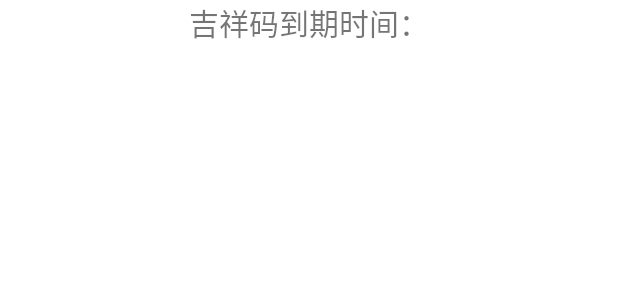
After one commit to liujiaqi7998/jxqrcode, an Android app: the layout lock_code.xml on its own in the app's theme, with its tools: preview values and no code run, on a phone screen of 412 x 824 dp. The commit adds this screen. Shown: the top 300 px of the screen. Run offline under Robolectric (Android 15) with nearby library versions, the phone set to English and light mode, and no system bars.

Commit message:
Revert "优化小部件界面，添加申请后台权限功能，添加对自动更新服务的检测"
This reverts commit 67290e54658c787f3faa89ece5d7e74a56e6772b.

```diff
--- a/app/build.gradle
+++ b/app/build.gradle
@@ -29,10 +29,6 @@ android {
 }
 
 dependencies {
-
-    // 权限请求框架：https://github.com/getActivity/XXPermissions
-    implementation 'com.github.getActivity:XXPermissions:13.6'
-
     compileOnly 'de.robv.android.xposed:api:82'
     compileOnly 'de.robv.android.xposed:api:82:sources'
 
--- a/app/src/main/AndroidManifest.xml
+++ b/app/src/main/AndroidManifest.xml
@@ -8,11 +8,8 @@
     <uses-permission android:name="android.permission.FOREGROUND_SERVICE"/>
 
     <!--Android Q之后不需要存储权限，完全使用MediaStore API来实现-->
-    <uses-permission android:name="android.permission.RECEIVE_BOOT_COMPLETED"/>
     <uses-permission android:name="android.permission.WRITE_EXTERNAL_STORAGE"
                      android:maxSdkVersion="28" />
-    <!--电池优化-->
-    <uses-permission android:name="android.permission.REQUEST_IGNORE_BATTERY_OPTIMIZATIONS" />
 
     <application
             android:allowBackup="true"
--- /dev/null
+++ b/app/src/main/res/layout/lock_code.xml
@@ -0,0 +1,19 @@
+<?xml version="1.0" encoding="utf-8"?>
+<LinearLayout
+        xmlns:android="http://schemas.android.com/apk/res/android" xmlns:app="http://schemas.android.com/apk/res-auto"
+        android:layout_width="match_parent"
+        android:layout_height="match_parent"
+        android:background="#00000000"
+        android:orientation="vertical">
+
+    <TextView
+            android:gravity="center"
+            android:text="吉祥码到期时间："
+            android:layout_width="match_parent"
+            android:layout_height="wrap_content" android:id="@+id/wait_time_txt" android:background="#92FFFFFF"
+            android:textSize="20sp"/>
+    <ImageView
+            android:layout_width="match_parent"
+            android:layout_height="match_parent"
+            android:id="@+id/DesktopimageView"/>
+</LinearLayout>
--- a/settings.gradle
+++ b/settings.gradle
@@ -1,8 +1,2 @@
 include ':app'
 rootProject.name = "小奇吉祥码小工具"
-dependencyResolutionManagement {
-    repositories {
-        // JitPack 远程仓库：https://jitpack.io
-        maven { url 'https://jitpack.io' }
-    }
-}
```
Also changed, not shown: app/src/main/java/top/cyqi/jxqrcode/JsbWidgetProvider.java (+12 -15 lines), app/src/main/java/top/cyqi/jxqrcode/MainActivity.java (+0 -38 lines), app/src/main/java/top/cyqi/jxqrcode/UpdateCodeJob.java (+0 -20 lines).
